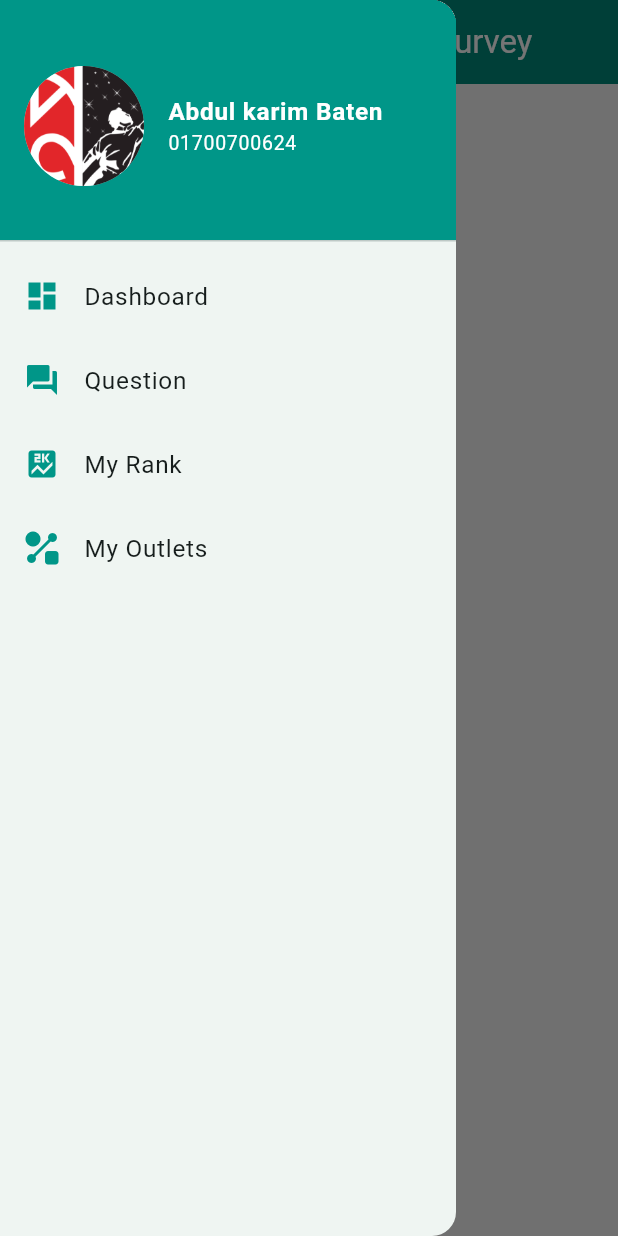
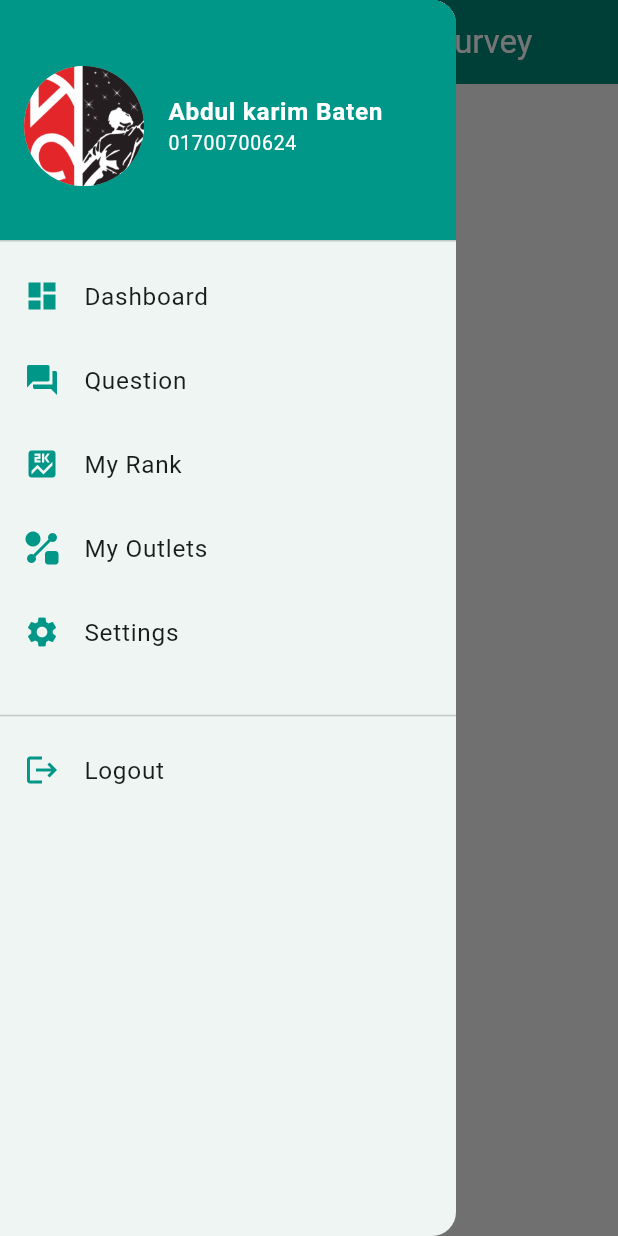
Before and after one commit to ShwapnoRetail/shwapno_survey, a Flutter app: the screen it shows after launch, with the side drawer open, on a phone screen of 412 x 824 dp. Run offline on Flutter 3.47's test engine with Material 3 defaults, Android fonts, the phone set to English and light mode, and no system bars; our stand-ins replace flutter_screenutil, flutter_svg, fluttertoast, pin_code_fields.

Commit message:
Drawer Donw

```diff
--- a/lib/Component/drawer.dart
+++ b/lib/Component/drawer.dart
@@ -78,6 +78,23 @@ class DrawerWidget extends StatelessWidget {
                 style: TextStyle(fontWeight: FontWeight.w400),
               ),
             ),
+            ListTile(
+              leading: Icon(Icons.settings, color: Colors.teal),
+              title: Text(
+                "Settings",
+                style: TextStyle(fontWeight: FontWeight.w400),
+              ),
+            ),
+            SizedBox(height: 20),
+            Divider(),
+            ListTile(
+              leading: Icon(Icons.logout, color: Colors.teal),
+              title: Text(
+                "Logout",
+                style: TextStyle(fontWeight: FontWeight.w400),
+              ),
+            ),
+
             // Add more ListTiles as needed
           ],
         ),
```
